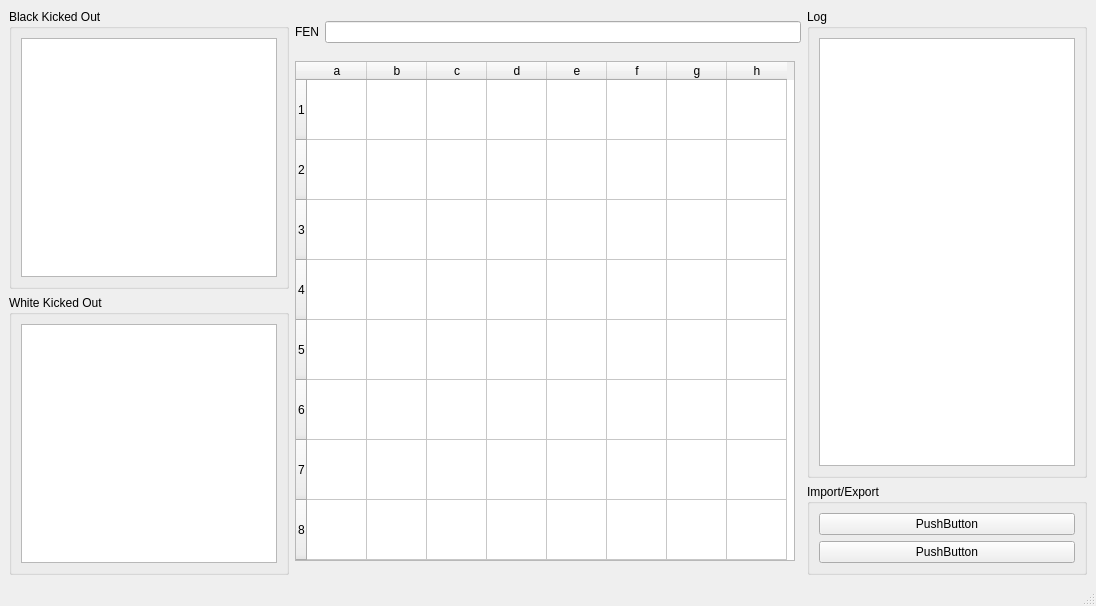
Qt form mainwindow.ui (JakubRajcok/AI_chess) before a commit.
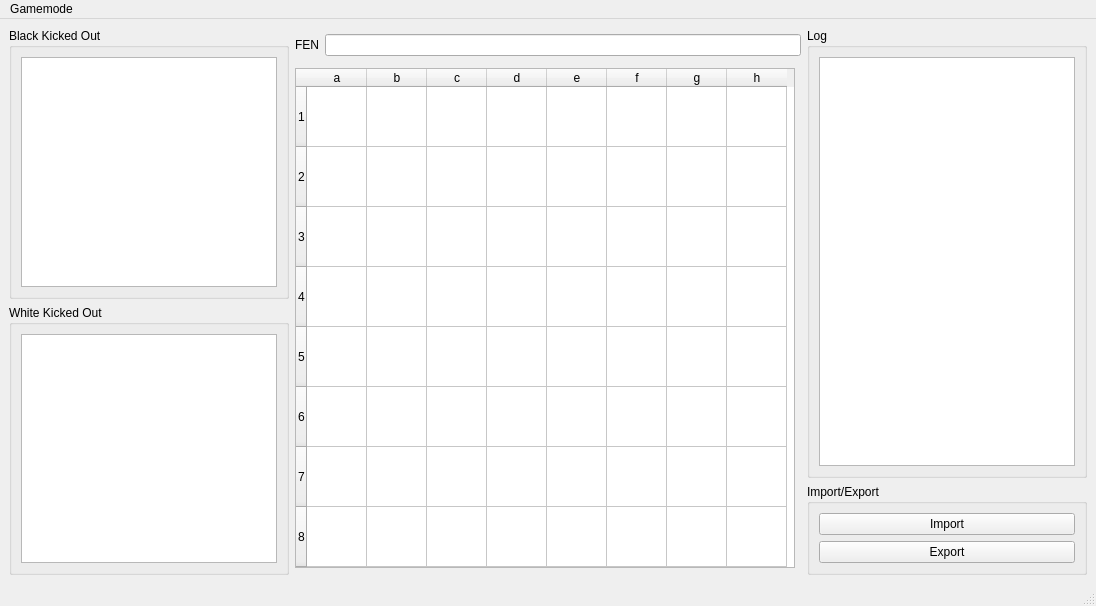
The same form after that commit.

Patch:
```diff
--- a/mainwindow.ui
+++ b/mainwindow.ui
@@ -240,14 +240,14 @@
          <item>
           <widget class="QPushButton" name="pushButton">
            <property name="text">
-            <string>PushButton</string>
+            <string>Import</string>
            </property>
           </widget>
          </item>
          <item>
           <widget class="QPushButton" name="pushButton_2">
            <property name="text">
-            <string>PushButton</string>
+            <string>Export</string>
            </property>
           </widget>
          </item>
@@ -264,9 +264,18 @@
      <x>0</x>
      <y>0</y>
      <width>1096</width>
-     <height>20</height>
+     <height>25</height>
     </rect>
    </property>
+   <widget class="QMenu" name="menuHuman_vs_Human">
+    <property name="title">
+     <string>Gamemode</string>
+    </property>
+    <addaction name="actionHuman_vs_Human"/>
+    <addaction name="actionHuman_vs_PC"/>
+    <addaction name="actionPC_vs_PC"/>
+   </widget>
+   <addaction name="menuHuman_vs_Human"/>
   </widget>
   <widget class="QStatusBar" name="statusbar"/>
  </widget>
```
Left out of the diff: 15 changed lines with no effect on the pictures.
